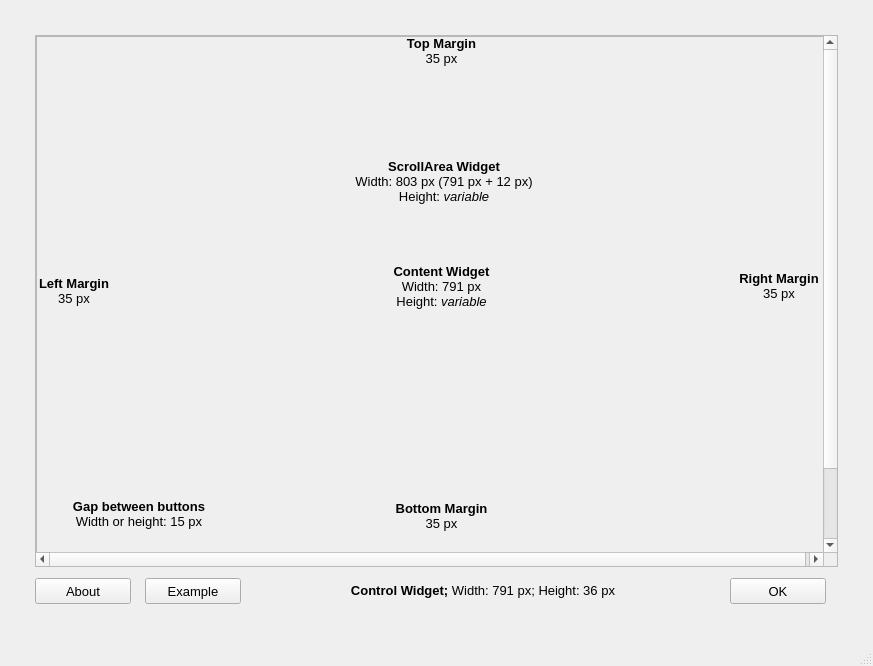
Above: fsetoolsGUI/gui/layout/ui/standard_qmainwindow.ui from fuyans/fsetoolsGUI before the change. Below: the same form after it.
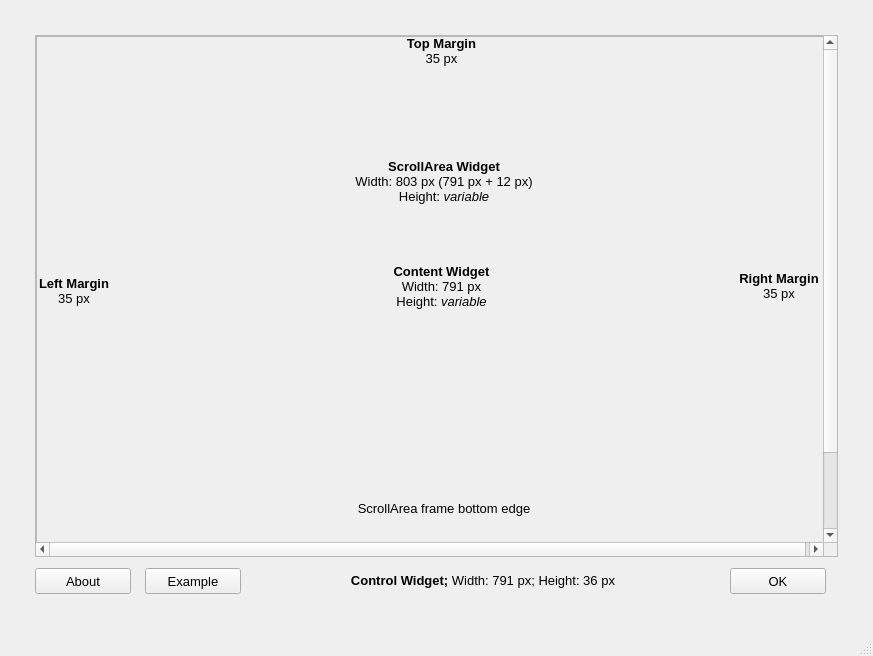
That is the form after the change.

Commit message: Refine some of the dimension labels.

What changed in the file:
```diff
--- a/fsetoolsGUI/gui/layout/ui/standard_qmainwindow.ui
+++ b/fsetoolsGUI/gui/layout/ui/standard_qmainwindow.ui
@@ -7,7 +7,7 @@
     <x>0</x>
     <y>0</y>
     <width>873</width>
-    <height>666</height>
+    <height>656</height>
    </rect>
   </property>
   <property name="windowTitle">
@@ -117,7 +117,7 @@
          <property name="geometry">
           <rect>
            <x>25</x>
-           <y>460</y>
+           <y>565</y>
            <width>156</width>
            <height>36</height>
           </rect>
@@ -142,10 +142,10 @@
         <widget class="QLabel" name="label_6">
          <property name="geometry">
           <rect>
-           <x>355</x>
-           <y>465</y>
-           <width>101</width>
-           <height>31</height>
+           <x>280</x>
+           <y>565</y>
+           <width>256</width>
+           <height>36</height>
           </rect>
          </property>
          <property name="font">
@@ -154,7 +154,7 @@
           </font>
          </property>
          <property name="text">
-          <string>&lt;html&gt;&lt;head/&gt;&lt;body&gt;&lt;p align=&quot;center&quot;&gt;&lt;span style=&quot; font-size:10pt; font-weight:600;&quot;&gt;Bottom Margin&lt;br/&gt;&lt;/span&gt;&lt;span style=&quot; font-size:10pt;&quot;&gt;35 px&lt;/span&gt;&lt;/p&gt;&lt;/body&gt;&lt;/html&gt;</string>
+          <string>&lt;html&gt;&lt;head/&gt;&lt;body&gt;&lt;p align=&quot;center&quot;&gt;&lt;span style=&quot; font-size:10pt; font-weight:600;&quot;&gt;Bottom margin (below Control Widget)&lt;br/&gt;&lt;/span&gt;&lt;span style=&quot; font-size:10pt;&quot;&gt;35 px&lt;/span&gt;&lt;/p&gt;&lt;/body&gt;&lt;/html&gt;</string>
          </property>
         </widget>
         <widget class="QLabel" name="label_7">
@@ -196,6 +196,24 @@
           <string>&lt;html&gt;&lt;head/&gt;&lt;body&gt;&lt;p align=&quot;center&quot;&gt;&lt;span style=&quot; font-size:10pt; font-weight:600;&quot;&gt;ScrollArea Widget&lt;br/&gt;&lt;/span&gt;&lt;span style=&quot; font-size:10pt;&quot;&gt;Width: 803 px (791 px + 12 px)&lt;br/&gt;Height: &lt;/span&gt;&lt;span style=&quot; font-size:10pt; font-style:italic;&quot;&gt;variable&lt;/span&gt;&lt;/p&gt;&lt;/body&gt;&lt;/html&gt;</string>
          </property>
         </widget>
+        <widget class="QLabel" name="label_10">
+         <property name="geometry">
+          <rect>
+           <x>280</x>
+           <y>460</y>
+           <width>256</width>
+           <height>26</height>
+          </rect>
+         </property>
+         <property name="font">
+          <font>
+           <pointsize>13</pointsize>
+          </font>
+         </property>
+         <property name="text">
+          <string>&lt;html&gt;&lt;head/&gt;&lt;body&gt;&lt;p align=&quot;center&quot;&gt;&lt;span style=&quot; font-size:10pt;&quot;&gt;ScrollArea frame bottom edge&lt;/span&gt;&lt;/p&gt;&lt;/body&gt;&lt;/html&gt;</string>
+         </property>
+        </widget>
        </widget>
       </widget>
      </widget>
```
Left out of the diff: 6 changed lines with no effect on the pictures. The commit also changes 1 other file.
